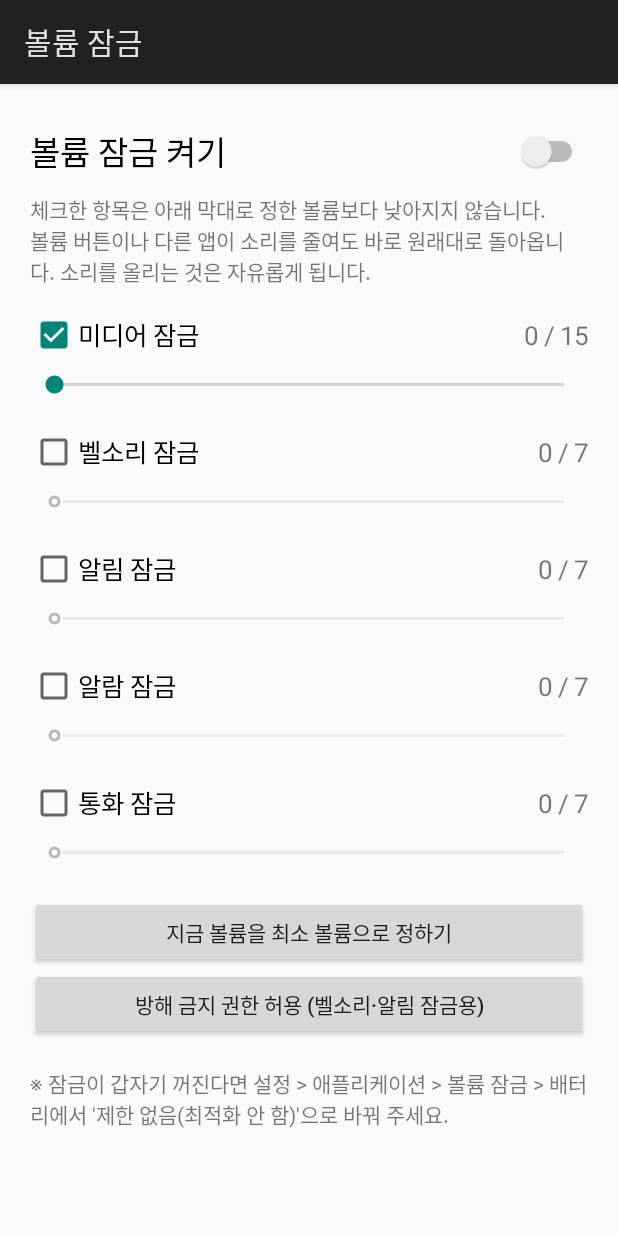
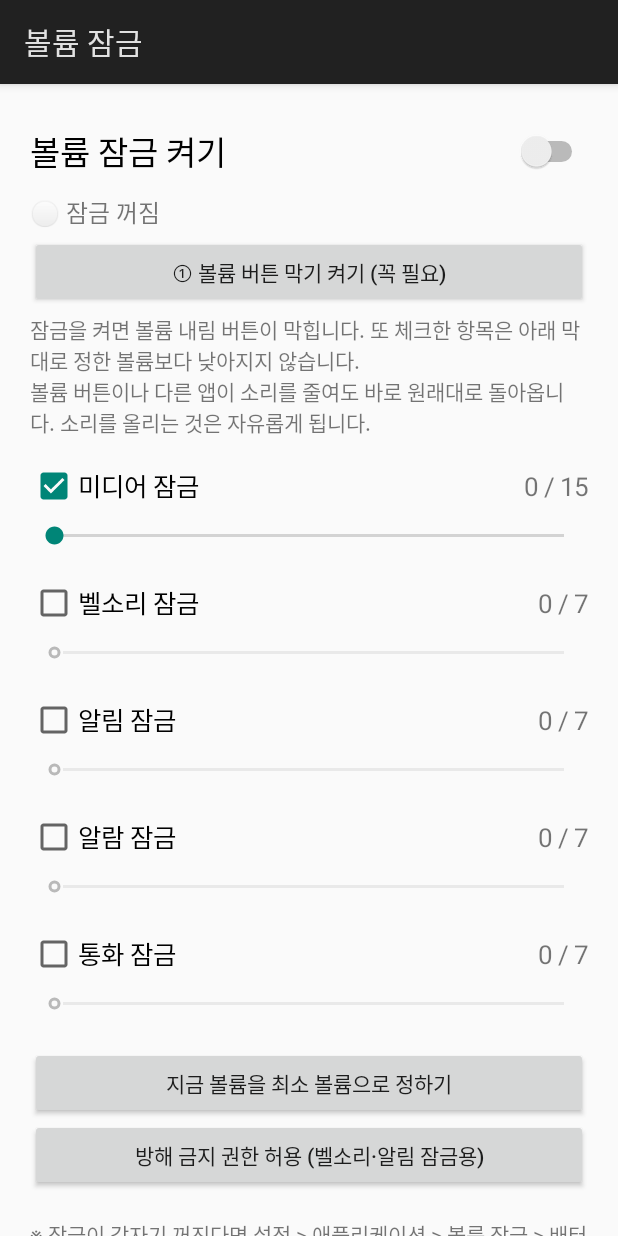
Before and after one commit to Joyong133/Stgv, an Android app: the screen it shows after launch (MainActivity), on a phone screen of 412 x 824 dp. Run offline under Robolectric (Android 15) with nearby library versions, the phone set to English and light mode, and no system bars.

Commit message:
볼륨 잠금: 볼륨 내림 버튼을 접근성 서비스로 직접 막기
되돌리기 방식만으로는 버튼을 누르면 소리가 먼저 줄어들어 잠금이
안 되는 것처럼 보였다. 접근성 서비스로 볼륨 내림·음소거 키를 가로채
아예 줄어들지 않게 하고, 되돌리기 확인 주기를 150ms로 줄였다.
앱 화면에 작동 상태와 설정 방법 안내를 추가했다.

Co-Authored-By: Claude Opus 5.5 <noreply@anthropic.com>
Claude-Session: https://claude.ai/code/session_01KCsUxypnddxGyocq8D3pJq

```diff
--- a/volume-lock/app/src/main/java/com/stgv/volumelock/MainActivity.java
+++ b/volume-lock/app/src/main/java/com/stgv/volumelock/MainActivity.java
@@ -25,6 +25,8 @@ public class MainActivity extends Activity {
     private AudioManager audio;
     private Switch master;
     private Button dndButton;
+    private Button a11yButton;
+    private TextView status;
     private boolean refreshing;
     private final CheckBox[] checks = new CheckBox[Prefs.STREAMS.length];
     private final SeekBar[] bars = new SeekBar[Prefs.STREAMS.length];
@@ -73,12 +75,35 @@ public class MainActivity extends Activity {
                 }
                 VolumeLockService.start(this);
             }
+            master.postDelayed(this::refresh, 300);
             if (!on) VolumeLockService.stop(this);
         });
         root.addView(master);
 
+        status = new TextView(this);
+        status.setTextSize(16);
+        status.setPadding(0, dp(4), 0, dp(4));
+        root.addView(status);
+
+        a11yButton = new Button(this);
+        a11yButton.setText("① 볼륨 버튼 막기 켜기 (꼭 필요)");
+        a11yButton.setOnClickListener(v -> {
+            new android.app.AlertDialog.Builder(this)
+                    .setTitle("볼륨 버튼 막기 켜는 법")
+                    .setMessage("다음 화면에서 [설치된 앱] → [볼륨 잠금 - 볼륨 버튼 막기] → 사용 으로 켜 주세요.\n\n"
+                            + "'제한된 설정'이라며 켜지지 않으면:\n"
+                            + "설정 → 애플리케이션 → 볼륨 잠금 → 오른쪽 위 ⋮ → '제한된 설정 허용' 을 누른 뒤 다시 켜세요.")
+                    .setPositiveButton("설정 열기", (d, w) ->
+                            startActivity(new Intent(Settings.ACTION_ACCESSIBILITY_SETTINGS)))
+                    .setNeutralButton("앱 정보 열기", (d, w) ->
+                            startActivity(new Intent(Settings.ACTION_APPLICATION_DETAILS_SETTINGS,
+                                    android.net.Uri.parse("package:" + getPackageName()))))
+                    .show();
+        });
+        root.addView(a11yButton);
+
         TextView help = new TextView(this);
-        help.setText("체크한 항목은 아래 막대로 정한 볼륨보다 낮아지지 않습니다.\n"
+        help.setText("잠금을 켜면 볼륨 내림 버튼이 막힙니다. 또 체크한 항목은 아래 막대로 정한 볼륨보다 낮아지지 않습니다.\n"
                 + "볼륨 버튼이나 다른 앱이 소리를 줄여도 바로 원래대로 돌아옵니다. "
                 + "소리를 올리는 것은 자유롭게 됩니다.");
         help.setPadding(0, dp(4), 0, dp(16));
@@ -185,7 +210,20 @@ public class MainActivity extends Activity {
         } else {
             dndButton.setVisibility(View.GONE);
         }
+        boolean blocker = isBlockerEnabled();
+        a11yButton.setVisibility(blocker ? View.GONE : View.VISIBLE);
+        String st;
+        if (!Prefs.isEnabled(this)) st = "⚪ 잠금 꺼짐";
+        else if (blocker) st = "🟢 잠금 작동 중 — 볼륨 내림 버튼이 막혀 있어요";
+        else st = "🟡 잠금 켜짐 — 볼륨 버튼 막기가 꺼져 있어 줄였다가 되돌아오기만 해요";
+        status.setText(st);
         refreshing = false;
+    }
+
+    private boolean isBlockerEnabled() {
+        String list = Settings.Secure.getString(getContentResolver(),
+                Settings.Secure.ENABLED_ACCESSIBILITY_SERVICES);
+        return list != null && list.contains(getPackageName() + "/");
     }
 
     private void updateLabel(int i) {
--- a/volume-lock/app/src/main/java/com/stgv/volumelock/VolumeLockService.java
+++ b/volume-lock/app/src/main/java/com/stgv/volumelock/VolumeLockService.java
@@ -23,9 +23,10 @@ import android.provider.Settings;
  * 볼륨 버튼, 알림창 슬라이더, 다른 앱이 볼륨을 낮추는 경우 모두 되돌립니다.
  */
 public class VolumeLockService extends Service {
+    static volatile boolean running;
     private static final String CHANNEL_ID = "volume_lock";
     private static final int NOTIFICATION_ID = 1;
-    private static final long POLL_MS = 500;
+    private static final long POLL_MS = 150;
 
     private AudioManager audio;
     private final Handler handler = new Handler(Looper.getMainLooper());
@@ -71,6 +72,7 @@ public class VolumeLockService extends Service {
         super.onCreate();
         audio = (AudioManager) getSystemService(AUDIO_SERVICE);
         startInForeground();
+        running = true;
 
         getContentResolver().registerContentObserver(Settings.System.CONTENT_URI, true, observer);
         IntentFilter f = new IntentFilter();
@@ -97,6 +99,7 @@ public class VolumeLockService extends Service {
 
     @Override
     public void onDestroy() {
+        running = false;
         handler.removeCallbacksAndMessages(null);
         getContentResolver().unregisterContentObserver(observer);
         try {
--- a/volume-lock/app/src/main/res/values/strings.xml
+++ b/volume-lock/app/src/main/res/values/strings.xml
@@ -1,4 +1,5 @@
 <?xml version="1.0" encoding="utf-8"?>
 <resources>
     <string name="app_name">볼륨 잠금</string>
+    <string name="blocker_desc">잠금이 켜져 있을 때 볼륨 내림 버튼을 눌러도 소리가 줄어들지 않게 막습니다.</string>
 </resources>
```
Also changed, not shown: volume-lock/app/src/main/AndroidManifest.xml (+13 -0 lines), volume-lock/app/src/main/java/com/stgv/volumelock/VolumeKeyBlocker.java (added, +39 -0 lines), volume-lock/app/src/main/res/xml/key_blocker.xml (added, +8 -0 lines).
